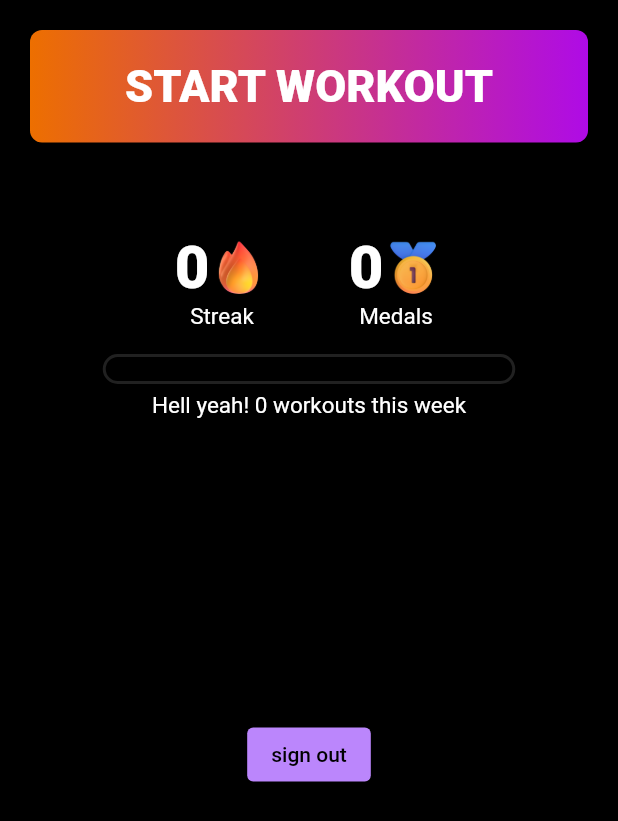
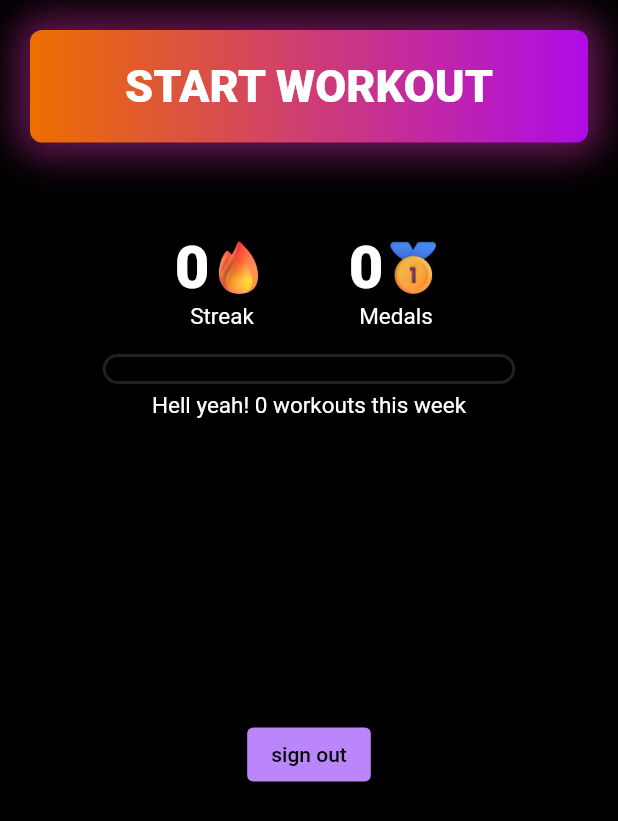
Before and after one commit to ethernetz/hot-summer, a Flutter app: the screen it shows once a user with an empty profile is signed in, on a phone screen of 412 x 824 dp. Shown: the top 821 px of the screen. Run offline on Flutter 3.47's test engine with Material 2 defaults, Android fonts, the phone set to English and light mode, and no system bars; our stand-ins replace cloud_firestore, firebase_auth, firebase_core, firebase_crashlytics, google_fonts, google_sign_in and 2 more; accounts and stored records are empty; network calls fail.

Commit message:
add glow back to button

```diff
--- a/app/lib/widgets/hot_button.dart
+++ b/app/lib/widgets/hot_button.dart
@@ -63,6 +63,17 @@ class _HotButtonState extends State<HotButton>
   Widget build(BuildContext context) {
     return ScaleTransition(
       scale: _animation,
+      child: Container(
+        decoration: BoxDecoration(
+          borderRadius: BorderRadius.circular(20),
+          boxShadow: [
+            BoxShadow(
+              color: const Color(0xFFC32B9C).withOpacity(0.5),
+              blurRadius: 20.0,
+              spreadRadius: 10,
+            ),
+          ],
+        ),
         child: GestureDetector(
           onTapCancel: _onTapCancel,
           onTapDown: _onTapDown,
@@ -86,6 +97,7 @@ class _HotButtonState extends State<HotButton>
             child: widget.child,
           ),
         ),
+      ),
     );
   }
 }
```
Lines whose indentation alone changed are shown as unchanged.
